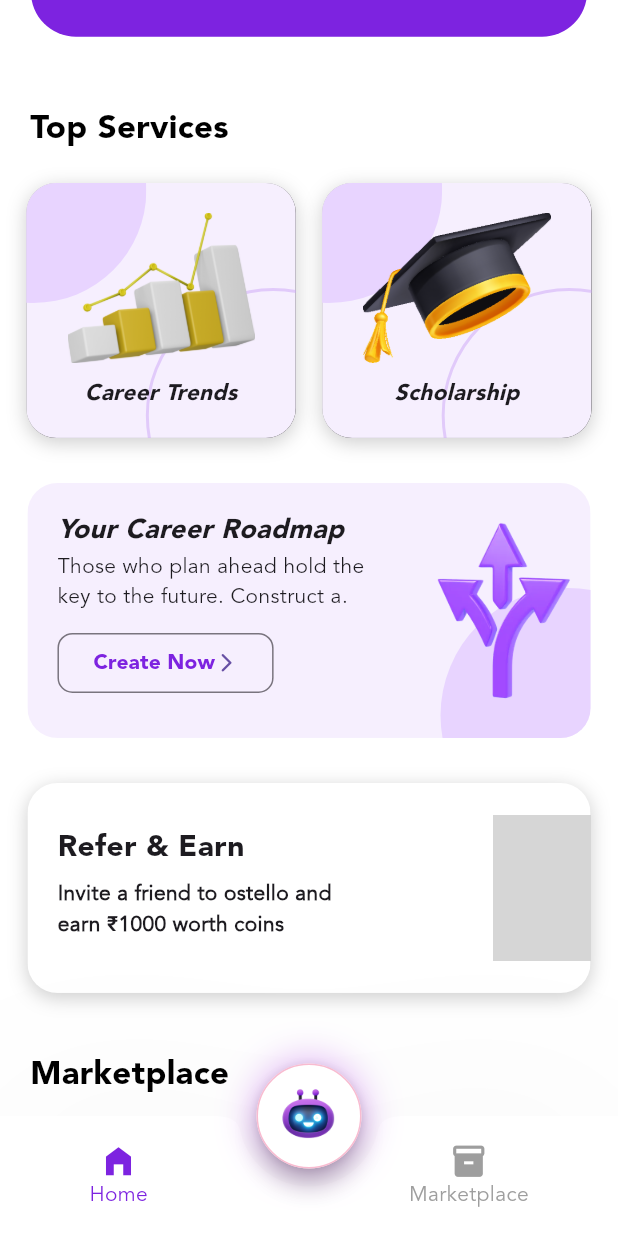
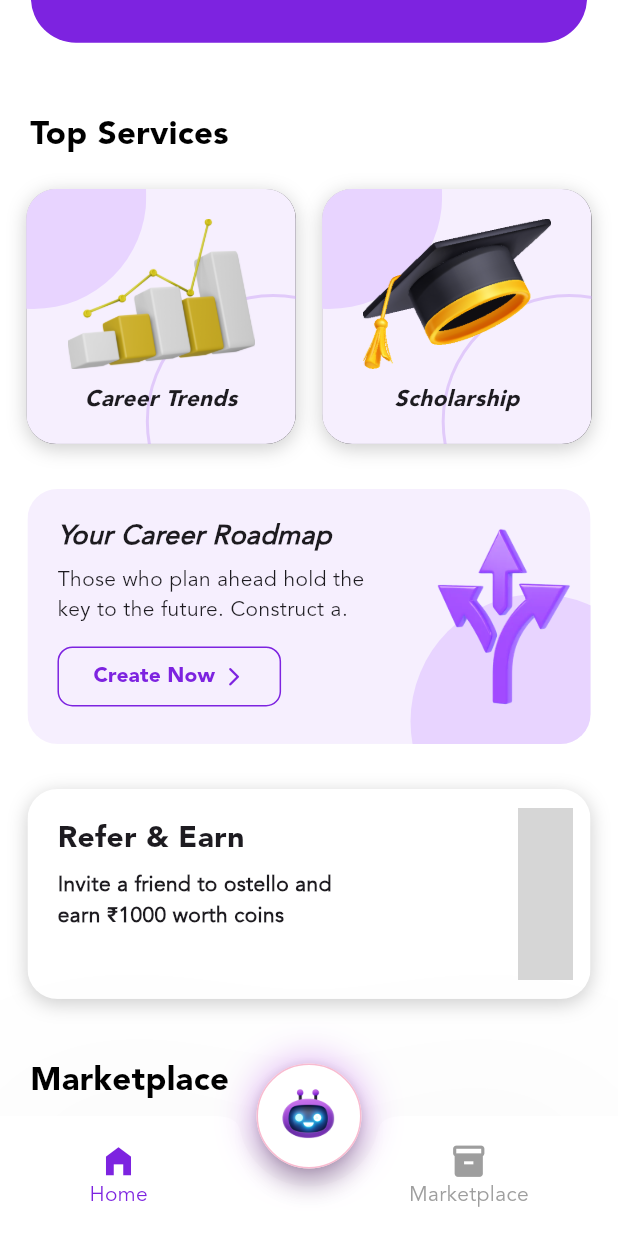
Before and after one commit to atharv2348/Ostello_assignment, a Flutter app: the screen it shows after launch, scrolled down 576 dp, after a tap on "Create Now", on a phone screen of 412 x 824 dp. Run offline on Flutter 3.47's test engine with Material 3 defaults, Android fonts, the light colour scheme and no system bars; grey boxes are pictures that could not be loaded.

Commit message:
minor changes in UI

```diff
--- a/lib/pages/custom_bottom_navigation_bar.dart
+++ b/lib/pages/custom_bottom_navigation_bar.dart
@@ -1,4 +1,5 @@
 import 'package:flutter/material.dart';
+import 'package:flutter/services.dart';
 
 import '../utils/colors.dart';
 
@@ -7,19 +8,23 @@
 
   @override
   Widget build(BuildContext context) {
-    return const BottomAppBar(
+    return BottomAppBar(
       surfaceTintColor: Colors.white,
       notchMargin: 12.0,
       shadowColor: Colors.black,
-      shape: CircularNotchedRectangle(),
+      shape: const CircularNotchedRectangle(),
       color: Colors.white,
       // height: 70,
       elevation: 80,
       child: Row(
         mainAxisSize: MainAxisSize.max,
         children: [
-          Spacer(flex: 1),
-          Column(
+          const Spacer(flex: 1),
+          GestureDetector(
+            onTap: () {
+              HapticFeedback.mediumImpact();
+            },
+            child: const Column(
               mainAxisSize: MainAxisSize.min,
               children: [
                 Icon(
@@ -29,13 +34,18 @@
                 ),
                 Text(
                   "Home",
-                style:
-                    TextStyle(color: primaryColor, fontFamily: 'Avenir_light'),
+                  style: TextStyle(
+                      color: primaryColor, fontFamily: 'Avenir_light'),
                 )
               ],
             ),
-          Spacer(flex: 4),
-          Column(
+          ),
+          const Spacer(flex: 4),
+          GestureDetector(
+            onTap: () {
+              HapticFeedback.mediumImpact();
+            },
+            child: const Column(
               mainAxisSize: MainAxisSize.min,
               children: [
                 Icon(
@@ -50,7 +60,8 @@
                 )
               ],
             ),
-          Spacer(flex: 1),
+          ),
+          const Spacer(flex: 1),
         ],
       ),
     );
--- a/lib/pages/first_card.dart
+++ b/lib/pages/first_card.dart
@@ -1,4 +1,5 @@
 import 'package:flutter/material.dart';
+import 'package:flutter/services.dart';
 
 import '../utils/colors.dart';
 import '../utils/sizes.dart';
@@ -40,16 +41,19 @@
                         Rect.fromLTRB(0, 0, rect.width, rect.height - 10));
                   },
                   blendMode: BlendMode.dstIn,
-                  child: Image.asset('assets/images/focus.png',
-                      fit: BoxFit.fitHeight),
+                  child: Image.asset(
+                    'assets/images/focus.png',
+                    fit: BoxFit.fitHeight,
+                  ),
                 ),
               ),
             ),
             Positioned(
-              bottom: 180,
+              top: -0.08 * screenHeight,
               child: Image.asset(
                 'assets/images/robot.png',
-                scale: 10,
+                fit: BoxFit.cover,
+                width: screenWidth * 1.0,
               ),
             ),
             Positioned(
@@ -107,11 +111,14 @@
                   ),
                   const SizedBox(height: 15),
                   ElevatedButton(
-                    onPressed: () {},
+                    onPressed: () {
+                      HapticFeedback.mediumImpact();
+                    },
                     style: ElevatedButton.styleFrom(
                       shape: RoundedRectangleBorder(
                           borderRadius: BorderRadius.circular(10)),
                       backgroundColor: Colors.white,
+                      foregroundColor: primaryColor,
                       side: const BorderSide(color: primaryColor),
                       // padding:
                     ),
--- a/lib/pages/home_page.dart
+++ b/lib/pages/home_page.dart
@@ -1,4 +1,5 @@
 import 'package:flutter/material.dart';
+import 'package:flutter/services.dart';
 import 'package:ostello_assignment/pages/custom_bottom_navigation_bar.dart';
 import 'package:ostello_assignment/pages/first_card.dart';
 import 'package:ostello_assignment/pages/last_card.dart';
@@ -32,7 +33,9 @@
           ],
         ),
         child: FloatingActionButton(
-          onPressed: () {},
+          onPressed: () {
+            HapticFeedback.mediumImpact();
+          },
           hoverElevation: 2,
           highlightElevation: 10,
           foregroundColor: Colors.transparent,
@@ -56,7 +59,7 @@
             crossAxisAlignment: CrossAxisAlignment.start,
             children: [
               UserInfo(),
-              Divider(),
+              SizedBox(height: 10),
               FirstCard(),
               SizedBox(height: 30),
               Padding(
--- a/lib/pages/market_place.dart
+++ b/lib/pages/market_place.dart
@@ -16,7 +16,7 @@
       height: 145,
       width: 145,
       decoration: BoxDecoration(
-          color: const Color(0xFFE6CFFF),
+          color: const Color(0xFFF6EFFE),
           borderRadius: BorderRadius.only(
             topLeft: Radius.circular(topLeft),
             topRight: Radius.circular(topRight),
@@ -25,15 +25,21 @@
           ),
           border: Border.all(
             width: 1,
-            color: const Color.fromARGB(255, 176, 142, 211),
+            color: const Color(0xFFE6CFFF),
           )),
       child: Center(
         child: Column(
-          mainAxisAlignment: MainAxisAlignment.center,
+          mainAxisAlignment: MainAxisAlignment.spaceAround,
           crossAxisAlignment: CrossAxisAlignment.center,
+          mainAxisSize: MainAxisSize.min,
           children: [
-            SizedBox(height: 50, child: Image.asset(img)),
-            const SizedBox(height: 20),
+            SizedBox(
+                height: 50,
+                child: Image.asset(
+                  img,
+                  fit: BoxFit.cover,
+                )),
+            const SizedBox(height: 10),
             ConstrainedBox(
               constraints: const BoxConstraints(maxWidth: 100),
               child: Text(
@@ -57,8 +63,9 @@
           child: Padding(
             padding: const EdgeInsets.all(20.0),
             child: Row(
+              crossAxisAlignment: CrossAxisAlignment.start,
               children: [
-                Container(
+                SizedBox(
                   height: 300,
                   width: 300,
                   child: Wrap(
@@ -94,18 +101,12 @@
                     ],
                   ),
                 ),
-                Stack(
-                  children: [
-                    Positioned(
-                      child: ClipRRect(
-                        borderRadius: BorderRadius.circular(20),
-                        child: Image.asset(
-                          'assets/images/pay.png',
-                          fit: BoxFit.fitHeight,
-                        ),
-                      ),
-                    ),
-                  ],
+                ClipRRect(
+                  borderRadius: BorderRadius.circular(20),
+                  child: Image.asset(
+                    'assets/images/pay.png',
+                    fit: BoxFit.fitHeight,
+                  ),
                 ),
               ],
             ),
@@ -119,7 +120,8 @@
               Padding(
                 padding: const EdgeInsets.all(10),
                 child: Padding(
-                  padding: const EdgeInsets.all(10.0),
+                  padding: const EdgeInsets.symmetric(
+                      horizontal: 20.0, vertical: 10.0),
                   child: ClipRRect(
                     borderRadius: BorderRadius.circular(20),
                     child: Container(
@@ -133,7 +135,8 @@
                             top: 10,
                             left: 0,
                             child: Padding(
-                              padding: EdgeInsets.all(20.0),
+                              padding: EdgeInsets.symmetric(
+                                  horizontal: 20.0, vertical: 10.0),
                               child: Column(
                                 crossAxisAlignment: CrossAxisAlignment.start,
                                 children: [
@@ -189,7 +192,8 @@
                           top: 10,
                           left: 0,
                           child: Padding(
-                            padding: EdgeInsets.all(20.0),
+                            padding: EdgeInsets.symmetric(
+                                horizontal: 20.0, vertical: 10.0),
                             child: Column(
                               crossAxisAlignment: CrossAxisAlignment.start,
                               children: [
--- a/lib/pages/quick_info.dart
+++ b/lib/pages/quick_info.dart
@@ -1,4 +1,5 @@
 import 'package:flutter/material.dart';
+import 'package:flutter/services.dart';
 
 import '../utils/sizes.dart';
 
@@ -16,11 +17,9 @@
             Padding(
               padding: const EdgeInsets.only(right: 20),
               child: Container(
-                // height: 300,
                 width: (290 * screenWidth) / 360,
                 decoration: BoxDecoration(
                   color: const Color(0xFFF9F9F9),
-                  // color: Colors.grey,
                   borderRadius: BorderRadius.circular(20),
                 ),
                 child: Padding(
@@ -40,18 +39,21 @@
                         style:
                             TextStyle(fontFamily: 'Avenir_light', fontSize: 15),
                       ),
-                      const SizedBox(height: 10),
+                      const SizedBox(height: 20),
                       Padding(
                         padding: const EdgeInsets.symmetric(horizontal: 10),
                         child: OutlinedButton(
                           style: OutlinedButton.styleFrom(
+                            backgroundColor: Colors.white,
                             shape: RoundedRectangleBorder(
                               borderRadius: BorderRadius.circular(10),
                             ),
                             side: const BorderSide(
                                 color: Color(0xFF7D23E0), width: 1.0),
                           ),
-                          onPressed: () {},
+                          onPressed: () {
+                            HapticFeedback.mediumImpact();
+                          },
                           child: const Center(
                             child: Text("Explore Now",
                                 style: TextStyle(color: Color(0xFF7D23E0))),
@@ -66,7 +68,6 @@
             Padding(
               padding: const EdgeInsets.only(right: 20),
               child: Container(
-                // height: 300,
                 width: (290 * screenWidth) / 360,
                 decoration: BoxDecoration(
                   color: const Color(0xFFF9F9F9),
@@ -91,18 +92,21 @@
                         style:
                             TextStyle(fontFamily: 'Avenir_light', fontSize: 15),
                       ),
-                      const SizedBox(height: 10),
+                      const SizedBox(height: 20),
                       Padding(
                         padding: const EdgeInsets.symmetric(horizontal: 10),
                         child: OutlinedButton(
                           style: OutlinedButton.styleFrom(
+                            backgroundColor: Colors.white,
                             shape: RoundedRectangleBorder(
                               borderRadius: BorderRadius.circular(10),
                             ),
                             side: const BorderSide(
                                 color: Color(0xFF7D23E0), width: 1.0),
                           ),
-                          onPressed: () {},
+                          onPressed: () {
+                            HapticFeedback.mediumImpact();
+                          },
                           child: const Center(
                             child: Text("Explore Now",
                                 style: TextStyle(color: Color(0xFF7D23E0))),
--- a/lib/pages/top_services.dart
+++ b/lib/pages/top_services.dart
@@ -1,4 +1,5 @@
 import 'package:flutter/material.dart';
+import 'package:flutter/services.dart';
 import 'dart:math' as math;
 
 import '../utils/colors.dart';
@@ -138,8 +139,13 @@
                 children: [
                   const Text(
                     "Your Career Roadmap",
-                    style: TextStyle(fontStyle: FontStyle.italic, fontSize: 18),
+                    style: TextStyle(
+                        fontSize: 18,
+                        fontFamily: 'Avenir_roman',
+                        fontWeight: FontWeight.w700,
+                        fontStyle: FontStyle.italic),
                   ),
+                  SizedBox(height: 5),
                   const Text(
                     "Those who plan ahead hold the",
                     style: TextStyle(fontFamily: 'Avenir_light'),
@@ -150,10 +156,13 @@
                   ),
                   const SizedBox(height: 10),
                   OutlinedButton(
-                    onPressed: () {},
+                    onPressed: () {
+                      HapticFeedback.mediumImpact();
+                    },
                     style: OutlinedButton.styleFrom(
                       shape: RoundedRectangleBorder(
                           borderRadius: BorderRadius.circular(10)),
+                      side: BorderSide(color: primaryColor),
                     ),
                     child: const Row(
                       mainAxisAlignment: MainAxisAlignment.spaceBetween,
@@ -162,8 +171,10 @@
                           "Create Now",
                           style: TextStyle(color: primaryColor),
                         ),
+                        SizedBox(width: 5),
                         Icon(
                           Icons.arrow_forward_ios_rounded,
+                          color: primaryColor,
                           size: 15,
                         )
                       ],
@@ -175,7 +186,7 @@
           ),
           Positioned(
             bottom: -70,
-            right: -70,
+            right: -50,
             child: Container(
               height: 170,
               width: 170,
@@ -223,7 +234,7 @@
               top: 10,
               left: 0,
               child: Padding(
-                padding: EdgeInsets.all(20.0),
+                padding: EdgeInsets.symmetric(horizontal: 20.0, vertical: 10.0),
                 child: Column(
                   crossAxisAlignment: CrossAxisAlignment.start,
                   children: [
@@ -251,7 +262,7 @@
             Positioned(
               right: 30,
               child: Transform.rotate(
-                angle: 1.2 * math.pi,
+                angle: 1.1 * math.pi,
                 child: SizedBox(
                   height: 120,
                   child: Image.asset(img),
--- a/lib/pages/user_info.dart
+++ b/lib/pages/user_info.dart
@@ -8,7 +8,18 @@
 
   @override
   Widget build(BuildContext context) {
-    return Padding(
+    return Container(
+      decoration: BoxDecoration(
+        color: Colors.white,
+        boxShadow: [
+          BoxShadow(
+              color: Colors.black54,
+              offset: Offset(0, 5),
+              // spreadRadius: 1,
+              blurRadius: 7)
+        ],
+      ),
+      child: Padding(
         padding: EdgeInsets.only(
           left: screenWidth * 0.05,
           top: screenWidth * 0.05,
@@ -21,7 +32,7 @@
               crossAxisAlignment: CrossAxisAlignment.start,
               children: [
                 Text(
-                "Hi RajBir",
+                  "Hi Rajbir,",
                   style: TextStyle(fontSize: 20),
                 ),
                 Row(
@@ -31,8 +42,13 @@
                       "Gandhinagar, Ahmedabad...",
                       style: TextStyle(fontFamily: 'Avenir_light'),
                     ),
+                    Icon(
+                      Icons.keyboard_arrow_down_rounded,
+                      color: primaryColor,
+                    )
                   ],
                 ),
+                SizedBox(height: 10),
               ],
             ),
             SizedBox(
@@ -84,6 +100,7 @@
             ),
           ],
         ),
+      ),
     );
   }
 }
--- a/lib/utils/colors.dart
+++ b/lib/utils/colors.dart
@@ -1,3 +1,3 @@
 import 'package:flutter/material.dart';
 
-const primaryColor = Color(0xff7D23E0);
+const primaryColor = Color(0xFf7D23E0);
```
Lines whose indentation alone changed are shown as unchanged.
